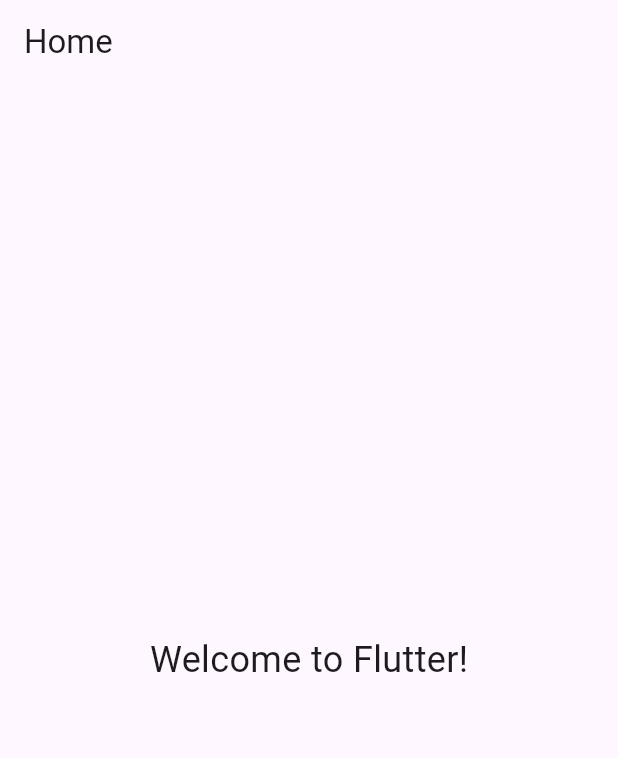
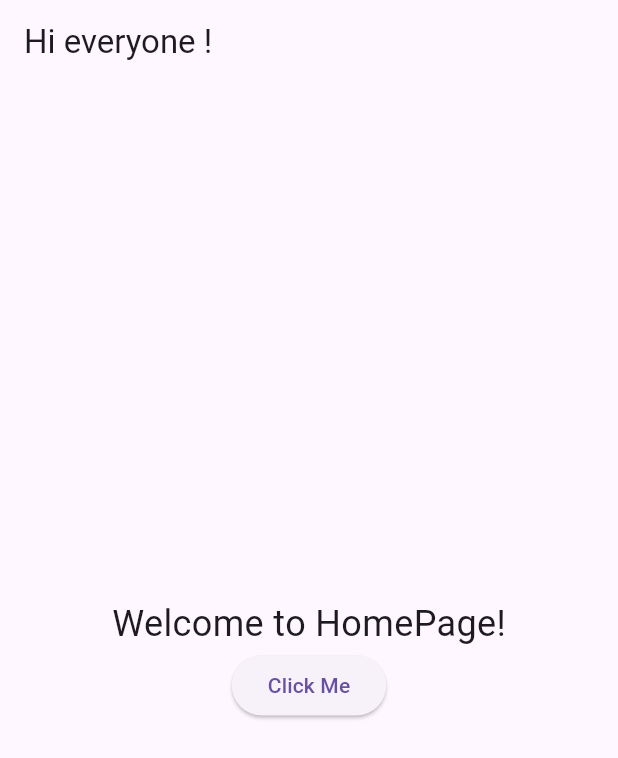
Before and after one commit to HarshaniYaparathne/Test_Flutter, a Flutter app: the screen it shows after launch, on a phone screen of 412 x 824 dp. Shown: the top 758 px of the screen. Run offline on Flutter 3.47's test engine with Material 3 defaults, Android fonts, the light colour scheme and no system bars.

Commit message:
add HomePage

```diff
--- /dev/null
+++ b/lib/HomePage.dart
@@ -0,0 +1,31 @@
+import 'package:flutter/material.dart';
+
+class HomePage extends StatelessWidget {
+  const HomePage({Key? key}) : super(key: key);
+
+  @override
+  Widget build(BuildContext context) {
+    return Scaffold(
+      appBar: AppBar(
+        title: const Text('Hi everyone !'),
+      ),
+      body: Center(
+        child: Column(
+          mainAxisAlignment: MainAxisAlignment.center,
+          children: <Widget>[
+            const Text(
+              'Welcome to HomePage!',
+              style: TextStyle(fontSize: 24.0),
+            ),
+            ElevatedButton(
+              onPressed: () {
+                // Add your action here
+              },
+              child: const Text('Click Me'),
+            ),
+          ],
+        ),
+      ),
+    );
+  }
+}
--- a/lib/main.dart
+++ b/lib/main.dart
@@ -1,37 +1,16 @@
 import 'package:flutter/material.dart';
+import 'HomePage.dart';
 
-void main() {
-  runApp(MyApp());
-}
+void main() => runApp(const MyApp());
 
 class MyApp extends StatelessWidget {
+  const MyApp({Key? key}) : super(key: key);
+
   @override
   Widget build(BuildContext context) {
-    return MaterialApp(
-      title: 'Flutter Demo',
-      theme: ThemeData(
-        primarySwatch: Colors.blue,
-        visualDensity: VisualDensity.adaptivePlatformDensity,
-      ),
+    return const MaterialApp(
       debugShowCheckedModeBanner: false,
       home: HomePage(),
     );
   }
 }
-
-class HomePage extends StatelessWidget {
-  @override
-  Widget build(BuildContext context) {
-    return Scaffold(
-      appBar: AppBar(
-        title: Text('Home'),
-      ),
-      body: Center(
-        child: Text(
-          'Welcome to Flutter!',
-          style: TextStyle(fontSize: 24.0),
-        ),
-      ),
-    );
-  }
-}
```
